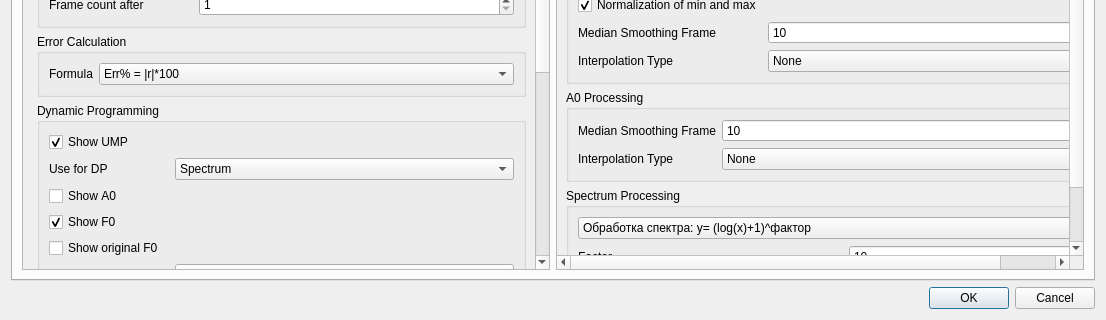
zhitko/inton-trainer, file settingsdialog.ui: the form before one commit; both pictures show x 0 to 1106 and y 334 to 654 of the 1106 by 654 pixel window.
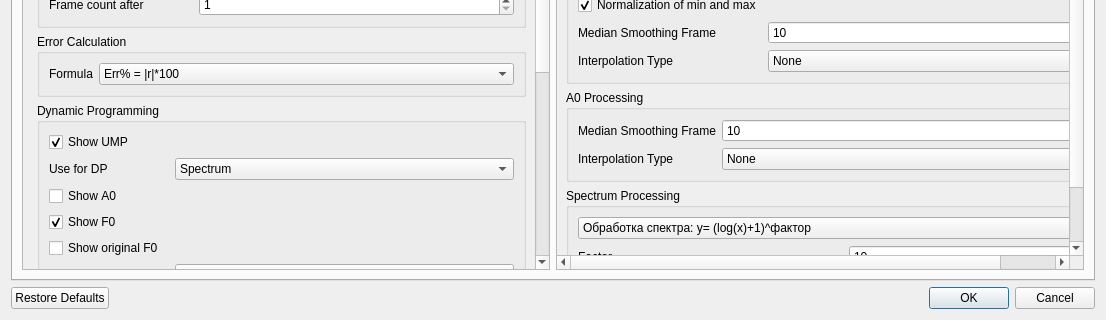
The form after the commit. The open tabs and pages were chosen to show the change. Icons and pictures are not drawn.

Commit message: add set default settings

```diff
--- a/settingsdialog.ui
+++ b/settingsdialog.ui
@@ -1197,7 +1197,7 @@
       <enum>Qt::Horizontal</enum>
      </property>
      <property name="standardButtons">
-      <set>QDialogButtonBox::Cancel|QDialogButtonBox::Ok</set>
+      <set>QDialogButtonBox::Cancel|QDialogButtonBox::Ok|QDialogButtonBox::RestoreDefaults</set>
      </property>
     </widget>
    </item>
```
Left out of the diff: 6 changed lines with no effect on the pictures. The commit also changes 3 other files.
